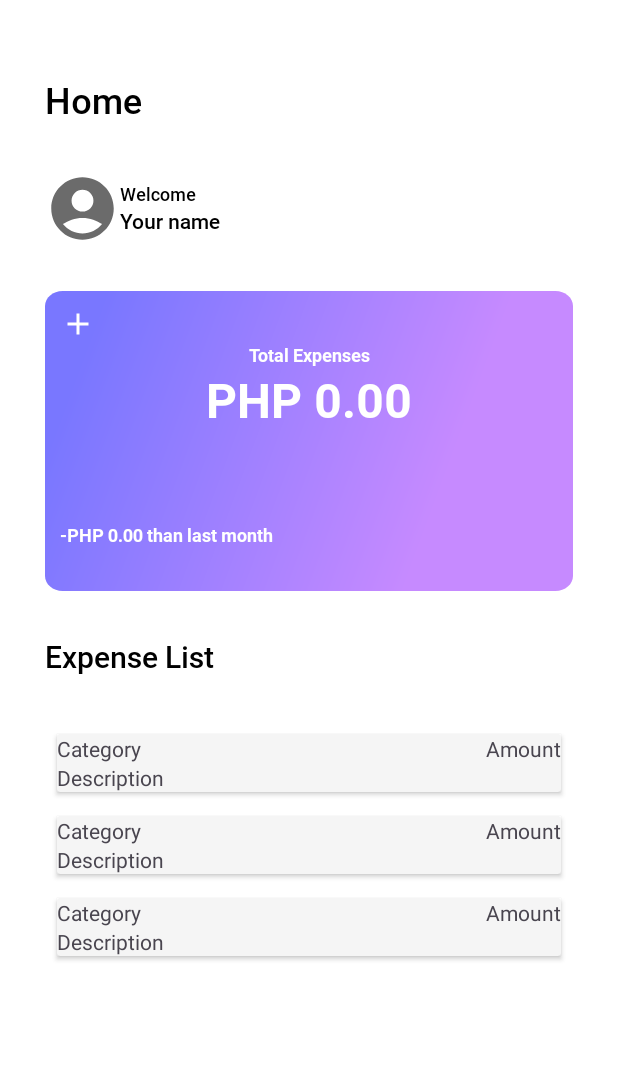
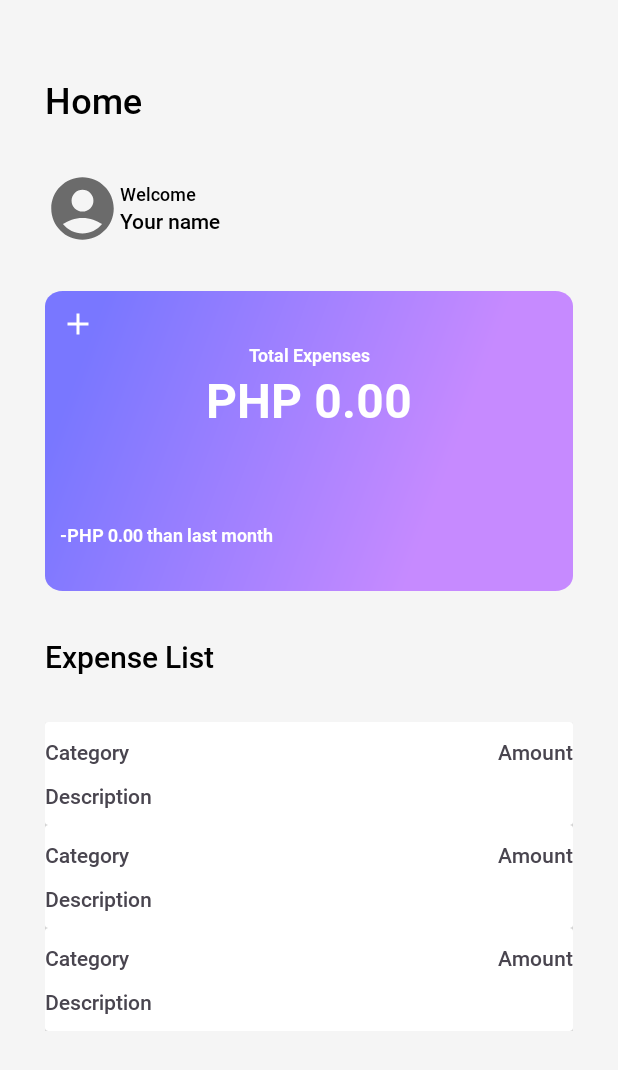
Before and after one commit to Yncy0/MyExpenseApp, an Android app: the layout fragment_home.xml on its own in the app's theme, with its tools: preview values and no code run, on a phone screen of 412 x 824 dp. Shown: the top 1070 px of the screen. Run offline under Robolectric (Android 15) with nearby library versions, the phone set to English and light mode, and no system bars.

Commit message:
changed background color

```diff
--- a/app/src/main/res/layout/activity_main.xml
+++ b/app/src/main/res/layout/activity_main.xml
@@ -5,7 +5,7 @@
     android:id="@+id/container"
     android:layout_width="match_parent"
     android:layout_height="match_parent"
-    android:background="@color/white"
+    android:background="@color/bg_white"
     tools:context=".MainActivity">
 
     <View
@@ -22,7 +22,7 @@
         android:layout_height="wrap_content"
         android:layout_alignParentBottom="true"
         android:layout_gravity="bottom"
-        android:background="@color/white"
+        android:background="@color/bg_white"
         app:itemActiveIndicatorStyle="@null"
         app:itemRippleColor="@null"
         app:itemIconSize="24dp"
--- a/app/src/main/res/layout/fragment_home.xml
+++ b/app/src/main/res/layout/fragment_home.xml
@@ -5,7 +5,7 @@
     android:layout_width="match_parent"
     android:layout_height="match_parent"
     android:layout_gravity="center"
-    android:background="@color/white"
+    android:background="@color/bg_white"
     android:orientation="vertical"
     android:paddingHorizontal="30dp"
     android:paddingTop="50dp"
--- a/app/src/main/res/layout/layout_expense_list.xml
+++ b/app/src/main/res/layout/layout_expense_list.xml
@@ -4,8 +4,7 @@
     android:layout_width="match_parent"
     android:layout_height="wrap_content"
     xmlns:app="http://schemas.android.com/apk/res-auto"
-    app:cardBackgroundColor="@color/bg_white"
-    android:layout_margin="8dp">
+    app:cardBackgroundColor="@color/white">
 
     <LinearLayout
         android:layout_width="match_parent"
@@ -13,26 +12,33 @@
         android:orientation="vertical">
         <RelativeLayout
             android:layout_width="match_parent"
-            android:layout_height="wrap_content">
+            android:layout_height="wrap_content"
+            android:paddingVertical="10dp">
             <TextView
                 android:id="@+id/lbl_category"
                 android:layout_width="wrap_content"
                 android:layout_height="wrap_content"
                 android:layout_alignParentStart="true"
-                android:text="Category" />
+                android:text="Category"
+                android:textSize="14sp"
+                android:fontFamily="@font/robotomedium"/>
             <TextView
                 android:id="@+id/lbl_description"
                 android:layout_width="wrap_content"
                 android:layout_height="wrap_content"
                 android:layout_below="@id/lbl_category"
-                android:text="Description" />
-
+                android:layout_marginTop="10dp"
+                android:text="Description"
+                android:textSize="14sp"
+                android:fontFamily="@font/robotomedium"/>
             <TextView
                 android:id="@+id/lbl_amount"
                 android:layout_width="wrap_content"
                 android:layout_height="wrap_content"
                 android:layout_alignParentEnd="true"
-                android:text="Amount" />
+                android:text="Amount"
+                android:textSize="14sp"
+                android:fontFamily="@font/robotomedium"/>
 
 
         </RelativeLayout>
```
